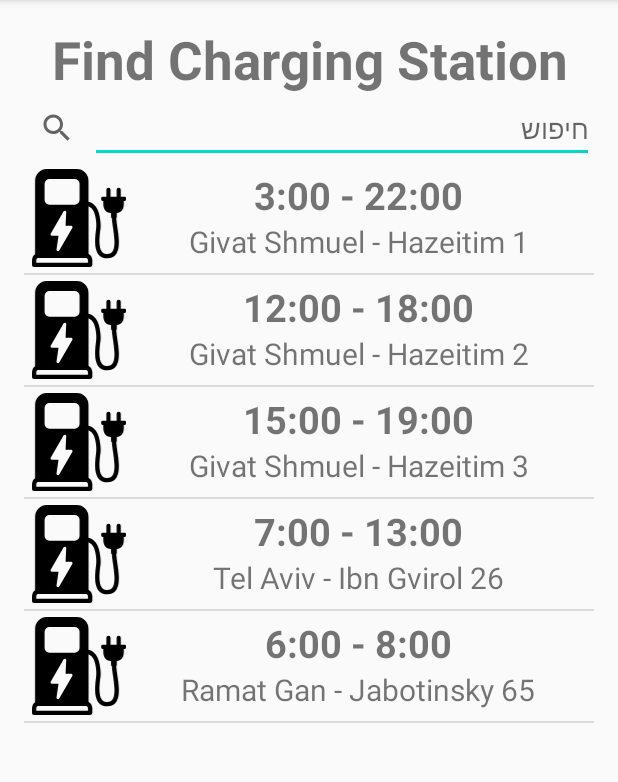
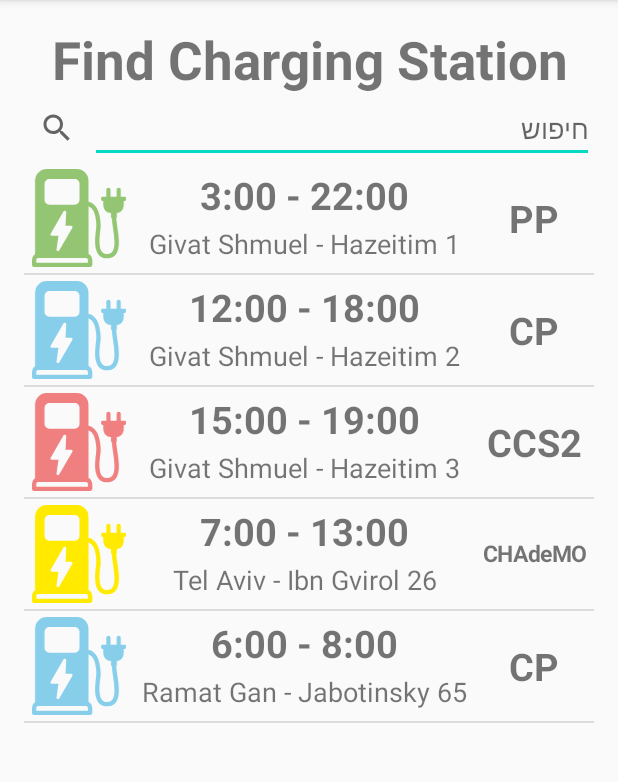
Before and after one commit to sagi565/SharingChargingStations, an Android app: the screen it shows after launch (MainActivity), on a phone screen of 412 x 824 dp, the part 84-866 px from its top. Run offline under Robolectric (Android 15) with nearby library versions, the phone set to English and light mode, and no system bars.

Commit message:
update 9 - שיפור תצוגת מסך הפתיחה והוספת סוגי טעינה מפורטים יותר

```diff
--- a/app/src/main/java/com/example/sharingchargingstations/MainActivity.java
+++ b/app/src/main/java/com/example/sharingchargingstations/MainActivity.java
@@ -6,6 +6,7 @@ import androidx.appcompat.app.AppCompatActivity;
 
 import android.app.Activity;
 import android.content.Intent;
+import android.graphics.Color;
 import android.os.Bundle;
 import android.text.Editable;
 import android.text.TextWatcher;
@@ -44,10 +45,30 @@ public class MainActivity extends AppCompatActivity {
                 View view =  getLayoutInflater().inflate(R.layout.item_charging_station,null);
                 TextView tvItemAddress = view.findViewById(R.id.tvItemAddress);
                 TextView tvItemHours = view.findViewById(R.id.tvItemHours);
+                TextView tvItemType = view.findViewById(R.id.tvChargingType);
+                ImageView ivChargingStation = view.findViewById(R.id.ivChargingStation);
+
 
                 ChargingStation chargingStation = getItem(position);
+                tvItemType.setText(chargingStation.getType().toString());
                 tvItemAddress.setText(chargingStation.getStationAddress().toString());
                 tvItemHours.setText(chargingStation.getTime());
+
+                switch (tvItemType.getText().toString()){
+                    case "PP":
+                        ivChargingStation.setColorFilter(Color.rgb(147, 197, 114));
+                        break;
+                    case "CP":
+                        ivChargingStation.setColorFilter(Color.rgb(135,206,235));
+                        break;
+                    case "CCS2":
+                        ivChargingStation.setColorFilter(Color.rgb(240,128,128));
+                        break;
+                    case "CHAdeMO":
+                        ivChargingStation.setColorFilter(Color.rgb(255, 234, 0));
+                        tvItemType.setTextSize(15);
+                        break;
+                }
 
                 return view;
             }
--- a/app/src/main/java/com/example/sharingchargingstations/Model/Model.java
+++ b/app/src/main/java/com/example/sharingchargingstations/Model/Model.java
@@ -59,11 +59,11 @@ public class Model {
     }
 
     public void loadData(){
-        chargingStations.add(new ChargingStation(15, 3, 22, new Address("Givat Shmuel", "Hazeitim", "1"), TypeChargingStation.BatteryEVs, 40));
-        chargingStations.add(new ChargingStation(17, 12, 18, new Address("Givat Shmuel", "Hazeitim", "2"), TypeChargingStation.MostBatteryEVs, 60));
-        chargingStations.add(new ChargingStation(9, 15, 19, new Address("Givat Shmuel", "Hazeitim", "3"), TypeChargingStation.BatteryEVs, 70));
-        chargingStations.add(new ChargingStation(12, 7, 13, new Address("Tel Aviv", "Ibn Gvirol", "26"), TypeChargingStation.MostBatteryEVs, 70));
-        chargingStations.add(new ChargingStation(8, 6, 8, new Address("Ramat Gan", "Jabotinsky", "65"), TypeChargingStation.PlugInHybrid, 30));
+        chargingStations.add(new ChargingStation(15, 3, 22, new Address("Givat Shmuel", "Hazeitim", "1"), TypeChargingStation.PP, 40));
+        chargingStations.add(new ChargingStation(17, 12, 18, new Address("Givat Shmuel", "Hazeitim", "2"), TypeChargingStation.CP, 60));
+        chargingStations.add(new ChargingStation(9, 15, 19, new Address("Givat Shmuel", "Hazeitim", "3"), TypeChargingStation.CCS2, 70));
+        chargingStations.add(new ChargingStation(12, 7, 13, new Address("Tel Aviv", "Ibn Gvirol", "26"), TypeChargingStation.CHAdeMO, 70));
+        chargingStations.add(new ChargingStation(8, 6, 8, new Address("Ramat Gan", "Jabotinsky", "65"), TypeChargingStation.CP, 30));
 
 
         users.add(new User("Sagi", chargingStations.get(0)));
--- a/app/src/main/java/com/example/sharingchargingstations/Model/TypeChargingStation.java
+++ b/app/src/main/java/com/example/sharingchargingstations/Model/TypeChargingStation.java
@@ -1,7 +1,8 @@
 package com.example.sharingchargingstations.Model;
 
 public enum TypeChargingStation {
-    PlugInHybrid,
-    BatteryEVs,
-    MostBatteryEVs
+    PP,
+    CP,
+    CHAdeMO,
+    CCS2
 }
--- a/app/src/main/java/com/example/sharingchargingstations/RentalsActivity.java
+++ b/app/src/main/java/com/example/sharingchargingstations/RentalsActivity.java
@@ -11,6 +11,7 @@ import android.view.View;
 import android.view.ViewGroup;
 import android.widget.AdapterView;
 import android.widget.ArrayAdapter;
+import android.widget.Button;
 import android.widget.ImageView;
 import android.widget.ListView;
 import android.widget.TextView;
@@ -31,6 +32,8 @@ public class RentalsActivity extends AppCompatActivity {
     private TextView totalExpeness;
     private TextView tvItemDate;
     private TextView tvItemHours;
+    private Button btnBack;
+
     @Override
     protected void onCreate(Bundle savedInstanceState) {
         super.onCreate(savedInstanceState);
@@ -41,6 +44,7 @@ public class RentalsActivity extends AppCompatActivity {
         totalExpeness = findViewById(R.id.tvTotalExpenses);
         totalRevenues.setText("Revenues: " + String.valueOf(model.getTotalRevenues()) + "₪");
         totalExpeness.setText("Expenses: " + String.valueOf(model.getTotalExpenses()) + "₪");
+        btnBack = findViewById(R.id.btnBack);
 
 
 
@@ -100,6 +104,12 @@ public class RentalsActivity extends AppCompatActivity {
                 startActivity(i);
             }
         });
+        btnBack.setOnClickListener(new View.OnClickListener() {
+            @Override
+            public void onClick(View v) {
+                startActivity(new Intent(getApplicationContext(), MainActivity.class));
+            }
+        });
 
     }
 }
--- a/app/src/main/res/layout/activity_rentals.xml
+++ b/app/src/main/res/layout/activity_rentals.xml
@@ -50,6 +50,12 @@
         <ListView
             android:id="@+id/lvRentals"
             android:layout_width="match_parent"
-            android:layout_height="match_parent" />
+            android:layout_height="430dp" />
+        <Button
+            android:id="@+id/btnBack"
+            android:layout_width="match_parent"
+            android:layout_height="wrap_content"
+            android:text="Back"
+            android:textSize="30sp" />
     </LinearLayout>
 </androidx.constraintlayout.widget.ConstraintLayout>
--- a/app/src/main/res/layout/item_charging_station.xml
+++ b/app/src/main/res/layout/item_charging_station.xml
@@ -6,7 +6,7 @@
     android:padding="4dp">
 
     <ImageView
-        android:id="@+id/imageView2"
+        android:id="@+id/ivChargingStation"
         android:layout_width="65dp"
         android:layout_height="65dp"
         app:srcCompat="@drawable/ic_charging_station" />
@@ -28,11 +28,21 @@
         <TextView
             android:id="@+id/tvItemAddress"
             android:layout_width="match_parent"
-            android:layout_height="wrap_content"
+            android:layout_height="match_parent"
             android:text="TextView"
             android:gravity="center"
-            android:textSize="20sp"/>
+            android:textSize="18sp"/>
 
     </LinearLayout>
 
+    <TextView
+        android:id="@+id/tvChargingType"
+        android:layout_width="match_parent"
+        android:layout_height="match_parent"
+        android:layout_weight="2.2"
+        android:gravity="center"
+        android:text="PP"
+        android:textSize="25sp"
+        android:textStyle="bold" />
+
 </LinearLayout>
```
